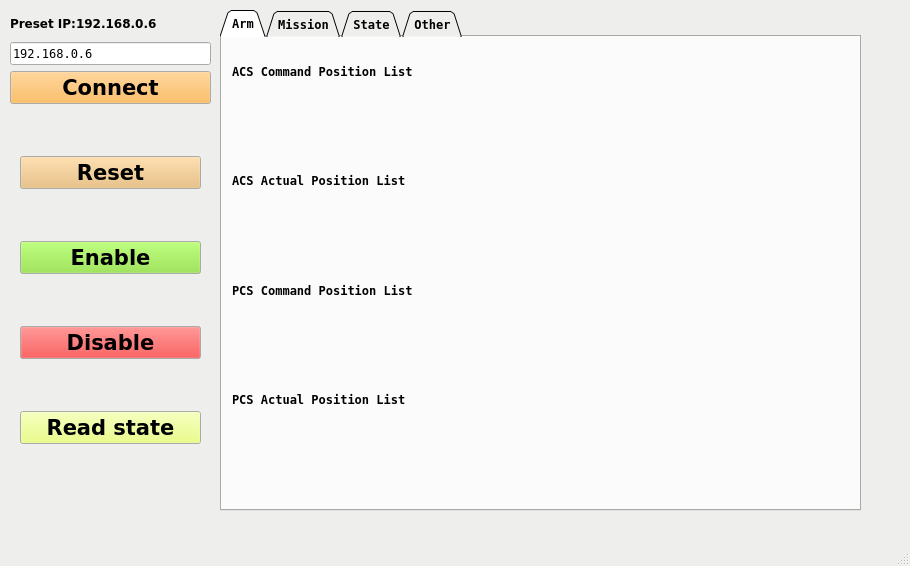
The window that scripts/main.ui (SamKaiYang/ros_modbus_nex) describes before a commit, drawn with Qt 5.
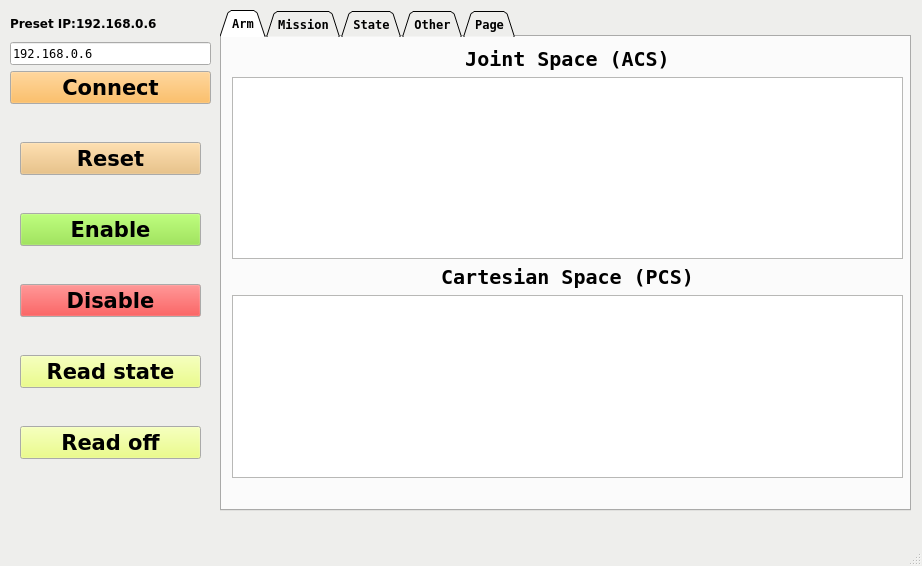
The same window after the commit. Icons and pictures are not drawn.

Commit message: fixed main ui font v2

Patch:
```diff
--- a/scripts/main.ui
+++ b/scripts/main.ui
@@ -6,7 +6,7 @@
    <rect>
     <x>0</x>
     <y>0</y>
-    <width>910</width>
+    <width>922</width>
     <height>566</height>
    </rect>
   </property>
@@ -335,6 +335,58 @@
        </property>
       </widget>
      </item>
+     <item>
+      <widget class="QPushButton" name="offBtn">
+       <property name="palette">
+        <palette>
+         <active>
+          <colorrole role="Button">
+           <brush brushstyle="SolidPattern">
+            <color alpha="255">
+             <red>229</red>
+             <green>253</green>
+             <blue>106</blue>
+            </color>
+           </brush>
+          </colorrole>
+         </active>
+         <inactive>
+          <colorrole role="Button">
+           <brush brushstyle="SolidPattern">
+            <color alpha="255">
+             <red>229</red>
+             <green>253</green>
+             <blue>106</blue>
+            </color>
+           </brush>
+          </colorrole>
+         </inactive>
+         <disabled>
+          <colorrole role="Button">
+           <brush brushstyle="SolidPattern">
+            <color alpha="255">
+             <red>229</red>
+             <green>253</green>
+             <blue>106</blue>
+            </color>
+           </brush>
+          </colorrole>
+         </disabled>
+        </palette>
+       </property>
+       <property name="font">
+        <font>
+         <family>Bitstream Vera Sans</family>
+         <pointsize>16</pointsize>
+         <weight>75</weight>
+         <bold>true</bold>
+        </font>
+       </property>
+       <property name="text">
+        <string>Read off</string>
+       </property>
+      </widget>
+     </item>
     </layout>
    </widget>
    <widget class="QWidget" name="gridLayoutWidget_2">
@@ -427,7 +479,7 @@
      <rect>
       <x>220</x>
       <y>10</y>
-      <width>641</width>
+      <width>691</width>
       <height>501</height>
      </rect>
     </property>
@@ -456,7 +508,7 @@
        <rect>
         <x>10</x>
         <y>10</y>
-        <width>611</width>
+        <width>671</width>
         <height>431</height>
        </rect>
       </property>
@@ -465,51 +517,31 @@
         <widget class="QLabel" name="label_acs_command_list">
          <property name="font">
           <font>
+           <pointsize>15</pointsize>
            <weight>75</weight>
            <bold>true</bold>
           </font>
          </property>
          <property name="text">
-          <string>ACS Command Position List</string>
+          <string>Joint Space (ACS)</string>
          </property>
-        </widget>
-       </item>
-       <item>
-        <widget class="QLabel" name="label_acs_command_show">
-         <property name="font">
-          <font>
-           <weight>50</weight>
-           <bold>false</bold>
-          </font>
+         <property name="alignment">
+          <set>Qt::AlignCenter</set>
          </property>
-         <property name="text">
-          <string/>
-         </property>
         </widget>
        </item>
        <item>
-        <widget class="QLabel" name="label_acs_actual_list">
+        <widget class="QTableView" name="tableView_joint">
          <property name="font">
           <font>
-           <weight>75</weight>
-           <bold>true</bold>
+           <pointsize>13</pointsize>
           </font>
          </property>
-         <property name="text">
-          <string>ACS Actual Position List</string>
+         <property name="selectionMode">
+          <enum>QAbstractItemView::MultiSelection</enum>
          </property>
-        </widget>
-       </item>
-       <item>
-        <widget class="QLabel" name="label_acs_actual_show">
-         <property name="font">
-          <font>
-           <weight>50</weight>
-           <bold>false</bold>
-          </font>
-         </property>
-         <property name="text">
-          <string/>
+         <property name="selectionBehavior">
+          <enum>QAbstractItemView::SelectRows</enum>
          </property>
         </widget>
        </item>
@@ -517,51 +549,31 @@
         <widget class="QLabel" name="label_pcs_command_list">
          <property name="font">
           <font>
+           <pointsize>15</pointsize>
            <weight>75</weight>
            <bold>true</bold>
           </font>
          </property>
          <property name="text">
-          <string>PCS Command Position List</string>
+          <string>Cartesian Space (PCS)</string>
          </property>
-        </widget>
-       </item>
-       <item>
-        <widget class="QLabel" name="label_pcs_command_show">
-         <property name="font">
-          <font>
-           <weight>50</weight>
-           <bold>false</bold>
-          </font>
+         <property name="alignment">
+          <set>Qt::AlignCenter</set>
          </property>
-         <property name="text">
-          <string/>
-         </property>
         </widget>
        </item>
        <item>
-        <widget class="QLabel" name="label_pcs_actual_list">
+        <widget class="QTableView" name="tableView_pos">
          <property name="font">
           <font>
-           <weight>75</weight>
-           <bold>true</bold>
+           <pointsize>13</pointsize>
           </font>
          </property>
-         <property name="text">
-          <string>PCS Actual Position List</string>
+         <property name="selectionMode">
+          <enum>QAbstractItemView::MultiSelection</enum>
          </property>
-        </widget>
-       </item>
-       <item>
-        <widget class="QLabel" name="label_pcs_actual_show">
-         <property name="font">
-          <font>
-           <weight>50</weight>
-           <bold>false</bold>
-          </font>
-         </property>
-         <property name="text">
-          <string/>
+         <property name="selectionBehavior">
+          <enum>QAbstractItemView::SelectRows</enum>
          </property>
         </widget>
        </item>
@@ -1384,6 +1396,11 @@
       </property>
      </widget>
     </widget>
+    <widget class="QWidget" name="tab">
+     <attribute name="title">
+      <string>Page</string>
+     </attribute>
+    </widget>
    </widget>
   </widget>
   <widget class="QMenuBar" name="menubar">
```
Left out of the diff: 29 changed lines with no effect on the pictures.
